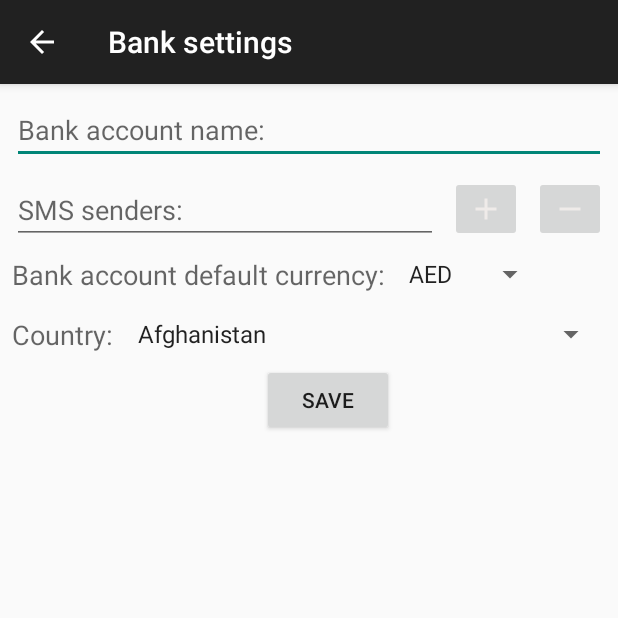
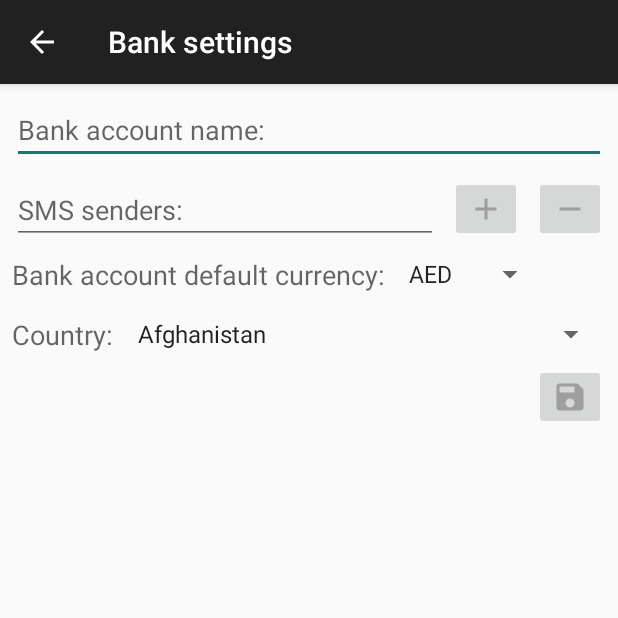
Before and after one commit to Monyancha/SMSbanking, an Android app: the BankActivity screen opened directly, with no data from a screen before it, on a phone screen of 412 x 824 dp, the top half of it. Run offline under Robolectric (Android 15) with nearby library versions, the phone set to English and light mode, and no system bars; 1 statement that could not run was skipped.

Commit message:
Depersonalization added

```diff
--- a/app/src/main/java/com/khizhny/smsbanking/gcm/MyBaseTaskService.java
+++ b/app/src/main/java/com/khizhny/smsbanking/gcm/MyBaseTaskService.java
@@ -53,7 +53,7 @@ public abstract class MyBaseTaskService extends Service {
         }
 
         NotificationCompat.Builder builder = new NotificationCompat.Builder(this, SMS_BANKING_NOTIFICATION)
-                .setSmallIcon(R.drawable.ic_file_upload_white_24dp)
+                .setSmallIcon(R.drawable.ic_notification_icon_upload)
                 .setContentTitle(getString(R.string.app_name))
                 .setContentText(caption)
                 .setProgress(100, percentComplete, false)
--- a/app/src/main/java/xml/SmsBankingWidgetConfigureActivity.java
+++ b/app/src/main/java/xml/SmsBankingWidgetConfigureActivity.java
@@ -138,7 +138,7 @@ public class SmsBankingWidgetConfigureActivity extends AppCompatActivity impleme
         // Filling Spinner vith myBanks options
         List <Bank> banks = db.getMyBanks(getCountry());
         ArrayAdapter <Bank> myBankAdapter = new ArrayAdapter <Bank>(this,
-                android.R.layout.simple_spinner_item, banks);
+                android.R.layout.simple_spinner_dropdown_item, banks);
         myBank = findViewById(R.id.my_bank);
         myBank.setAdapter(myBankAdapter);
 
--- a/app/src/main/res/drawable/ic_action_add.xml
+++ b/app/src/main/res/drawable/ic_icon_delete.xml
@@ -4,6 +4,6 @@
         android:viewportWidth="24.0"
         android:viewportHeight="24.0">
     <path
-        android:fillColor="#efebe9"
-        android:pathData="M19,13h-6v6h-2v-6H5v-2h6V5h2v6h6v2z"/>
+        android:fillColor="#9e9e9e"
+        android:pathData="M6,19c0,1.1 0.9,2 2,2h8c1.1,0 2,-0.9 2,-2V7H6v12zM19,4h-3.5l-1,-1h-5l-1,1H5v2h14V4z"/>
 </vector>
--- a/app/src/main/res/drawable/ic_action_remove.xml
+++ b/app/src/main/res/drawable/ic_icon_download.xml
@@ -4,6 +4,6 @@
         android:viewportWidth="24.0"
         android:viewportHeight="24.0">
     <path
-        android:fillColor="#efebe9"
-        android:pathData="M19,13H5v-2h14v2z"/>
+        android:fillColor="#9e9e9e"
+        android:pathData="M19,9h-4V3H9v6H5l7,7 7,-7zM5,18v2h14v-2H5z"/>
 </vector>
--- a/app/src/main/res/drawable/ic_file_download.xml
+++ b/app/src/main/res/drawable/ic_icon_minus.xml
@@ -4,6 +4,6 @@
         android:viewportWidth="24.0"
         android:viewportHeight="24.0">
     <path
-        android:fillColor="#efebe9"
-        android:pathData="M19,9h-4V3H9v6H5l7,7 7,-7zM5,18v2h14v-2H5z"/>
+        android:fillColor="#9e9e9e"
+        android:pathData="M19,13H5v-2h14v2z"/>
 </vector>
--- /dev/null
+++ b/app/src/main/res/drawable/ic_icon_plus.xml
@@ -0,0 +1,9 @@
+<vector xmlns:android="http://schemas.android.com/apk/res/android"
+        android:width="24dp"
+        android:height="24dp"
+        android:viewportWidth="24.0"
+        android:viewportHeight="24.0">
+    <path
+        android:fillColor="#9e9e9e"
+        android:pathData="M19,13h-6v6h-2v-6H5v-2h6V5h2v6h6v2z"/>
+</vector>
--- a/app/src/main/res/layout/activity_bank.xml
+++ b/app/src/main/res/layout/activity_bank.xml
@@ -27,7 +27,7 @@
         android:layout_width="wrap_content"
         android:layout_height="wrap_content"
         android:id="@+id/add_phone_button"
-        app:srcCompat="@drawable/ic_action_add"
+        app:srcCompat="@drawable/ic_icon_plus"
         android:contentDescription="@string/add_phone_button_description"
         tools:layout_constraintTop_creator="1"
         tools:layout_constraintRight_creator="1"
@@ -59,7 +59,7 @@
         android:layout_width="wrap_content"
         android:layout_height="wrap_content"
         android:id="@+id/clear_phones"
-        app:srcCompat="@drawable/ic_action_remove"
+        app:srcCompat="@drawable/ic_icon_minus"
         android:contentDescription="@string/add_phone_button_description"
         tools:layout_constraintTop_creator="1"
         tools:layout_constraintRight_creator="1"
@@ -135,19 +135,20 @@
         app:layout_constraintHorizontal_bias="0.0"
         app:layout_constraintLeft_toRightOf="@+id/textView6"/>
 
-    <Button
+    <ImageButton
         android:id="@+id/sub_rule_save"
         android:layout_width="wrap_content"
         android:layout_height="wrap_content"
+        android:layout_marginLeft="8dp"
+        android:layout_marginRight="8dp"
+        android:layout_marginTop="8dp"
         android:text="@string/action_save"
-        tools:layout_constraintTop_creator="1"
-        android:layout_marginStart="33dp"
-        android:layout_marginTop="8dp"
+        app:layout_constraintHorizontal_bias="1.0"
+        app:layout_constraintLeft_toLeftOf="parent"
+        app:layout_constraintRight_toRightOf="parent"
         app:layout_constraintTop_toBottomOf="@+id/country"
+        app:srcCompat="@drawable/ic_icon_save"
         tools:layout_constraintLeft_creator="1"
-        android:layout_marginLeft="8dp"
-        app:layout_constraintLeft_toLeftOf="parent"
-        android:layout_marginRight="8dp"
-        app:layout_constraintRight_toRightOf="parent"/>
+        tools:layout_constraintTop_creator="1" />
 
 </android.support.constraint.ConstraintLayout>
--- a/app/src/main/res/layout/activity_rule.xml
+++ b/app/src/main/res/layout/activity_rule.xml
@@ -130,7 +130,7 @@
             android:onClick="onClick"
             app:layout_constraintRight_toRightOf="parent"
             app:layout_constraintTop_toBottomOf="@+id/btn_variable"
-            app:srcCompat="@drawable/ic_menu_save"
+            app:srcCompat="@drawable/ic_icon_save"
             tools:layout_constraintRight_creator="1"
             tools:layout_constraintTop_creator="1" />
 
--- a/app/src/main/res/layout/activity_transaction.xml
+++ b/app/src/main/res/layout/activity_transaction.xml
@@ -82,7 +82,7 @@
             android:onClick="onClick"
             app:layout_constraintRight_toRightOf="parent"
             android:contentDescription="@string/image"
-            app:srcCompat="@drawable/ic_menu_save"
+            app:srcCompat="@drawable/ic_icon_save"
             app:layout_constraintTop_toBottomOf="@+id/separator" />
 
         <ImageButton
--- a/app/src/main/res/menu/menu_banks.xml
+++ b/app/src/main/res/menu/menu_banks.xml
@@ -6,7 +6,7 @@
         android:id="@+id/bank_add"
         android:orderInCategory="99"
         android:title="@string/bank_add"
-        android:icon="@drawable/ic_action_add"
+        android:icon="@drawable/ic_icon_plus"
         app:showAsAction="always"/>
     <item
         android:id="@+id/bank_cloud_download"
--- a/app/src/main/res/values/array.xml
+++ b/app/src/main/res/values/array.xml
@@ -22,7 +22,7 @@
         <item>10</item>
     </string-array>
 
-    <string-array name="decimal_separator" translatable="false">
+    <string-array name="decimal_separator">
         <item>.</item>
         <item>,</item>
         <item>auto</item>
@@ -447,7 +447,7 @@
     </string-array>
 
     <string-array name="method_entries">
-        <item>Constant value</item>
+        <item>Constant</item>
         <item>Regular expression</item>
     </string-array>
 
```
Also changed, not shown: app/src/main/java/com/khizhny/smsbanking/MainActivity.java (+46 -33 lines), app/src/main/java/com/khizhny/smsbanking/model/Transaction.java (+5 -5 lines), app/src/main/res/layout/activity_rule_list_row.xml (+16 -23 lines), app/src/main/res/layout/activity_sub_rule.xml (+3 -5 lines), app/src/main/res/layout/item_post.xml (+3 -6 lines), app/src/main/res/drawable/ic_icon_save.xml (renamed from app/src/main/res/drawable/ic_menu_save.xml), app/src/main/res/drawable/ic_notification_icon_upload.xml (renamed from app/src/main/res/drawable/ic_file_upload_white_24dp.xml), 5 other files.
